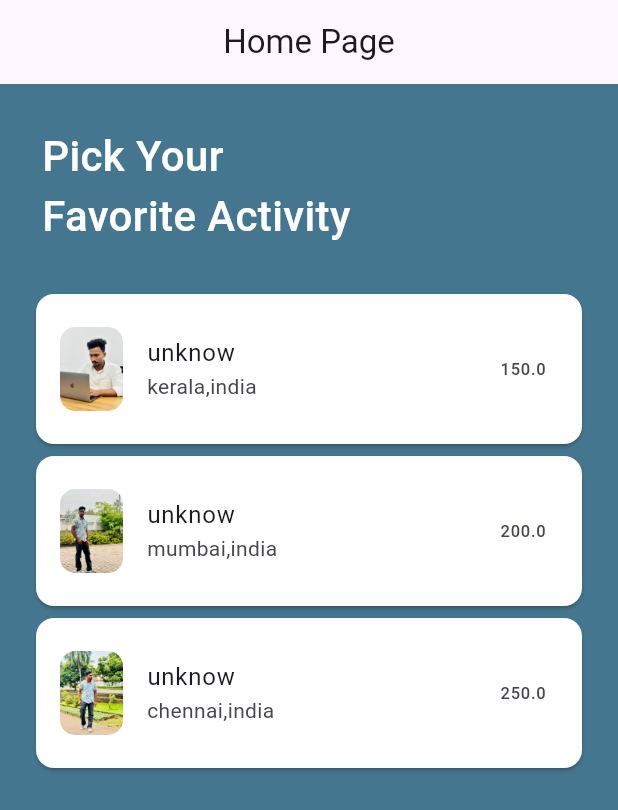
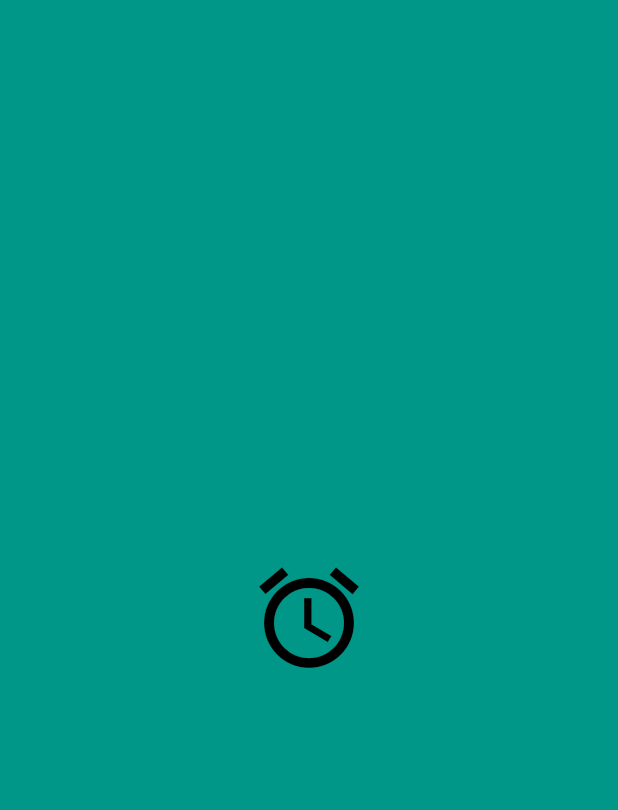
Before and after one commit to Ameer-Anas99/Animation, a Flutter app: the screen it shows after launch, on a phone screen of 412 x 824 dp. Shown: the top 810 px of the screen. Run offline on Flutter 3.47's test engine with Material 3 defaults, Android fonts, the phone set to English and light mode, and no system bars; missing offline and left inert: dart:ffi.

Commit message:
Animated icon buttton using tweenanimationbuilder

```diff
--- a/lib/main.dart
+++ b/lib/main.dart
@@ -1,3 +1,4 @@
+import 'package:animation/sample/iconbutton.dart';
 import 'package:animation/view/home_page.dart';
 
 import 'package:flutter/material.dart';
@@ -11,6 +12,7 @@ class MyApp extends StatelessWidget {
 
   @override
   Widget build(BuildContext context) {
-    return MaterialApp(debugShowCheckedModeBanner: false, home: HomePage());
+    return MaterialApp(
+        debugShowCheckedModeBanner: false, home: IconButtonPage());
   }
 }
--- a/lib/model/model.dart
+++ b/lib/model/model.dart
@@ -1,5 +1,3 @@
-import 'package:flutter/material.dart';
-
 class Activity {
   String name;
   String location;
--- /dev/null
+++ b/lib/sample/iconbutton.dart
@@ -0,0 +1,47 @@
+import 'dart:ffi';
+
+import 'package:flutter/material.dart';
+import 'package:flutter/widgets.dart';
+
+class IconButtonPage extends StatefulWidget {
+  const IconButtonPage({super.key});
+
+  @override
+  State<IconButtonPage> createState() => _IconButtonState();
+}
+
+class _IconButtonState extends State<IconButtonPage> {
+  double targetValue = 80;
+  @override
+  Widget build(BuildContext context) {
+    return Scaffold(
+      body: Container(
+        height: double.infinity,
+        width: double.infinity,
+        color: Colors.teal,
+        child: Column(
+          crossAxisAlignment: CrossAxisAlignment.center,
+          mainAxisAlignment: MainAxisAlignment.center,
+          children: [
+            TweenAnimationBuilder<double>(
+              tween: Tween<double>(begin: 0, end: targetValue),
+              duration: Duration(seconds: 2),
+              builder: (BuildContext context, double size, Widget? child) {
+                return IconButton(
+                  iconSize: size,
+                  color: Colors.black,
+                  icon: child ?? Icon(Icons.access_alarm_outlined),
+                  onPressed: () {
+                    setState(() {
+                      targetValue = targetValue == 80 ? 120 : 230;
+                    });
+                  },
+                );
+              },
+            )
+          ],
+        ),
+      ),
+    );
+  }
+}
--- a/lib/view/home_page.dart
+++ b/lib/view/home_page.dart
@@ -38,12 +38,9 @@ class _HomePageState extends State<HomePage> {
   @override
   Widget build(BuildContext context) {
     return Scaffold(
-      appBar: AppBar(
-        title: Center(child: Text("Home Page")),
-      ),
       backgroundColor: const Color.fromARGB(255, 68, 118, 143),
       body: Container(
-        padding: EdgeInsets.all(20),
+        padding: EdgeInsets.only(left: 22, right: 22),
         child: Column(
           crossAxisAlignment: CrossAxisAlignment.start,
           children: [
@@ -54,7 +51,7 @@ class _HomePageState extends State<HomePage> {
                 return Opacity(
                   opacity: val,
                   child: Padding(
-                    padding: const EdgeInsets.all(8.0),
+                    padding: EdgeInsets.only(top: val * 40),
                     child: child,
                   ),
                 );
@@ -67,7 +64,7 @@ class _HomePageState extends State<HomePage> {
               ),
             ),
             SizedBox(
-              height: 20,
+              height: 10,
             ),
             Flexible(
               child: ListView.builder(
```
Also changed, not shown: lib/sample/animation.dart (renamed from lib/view/animation.dart).
